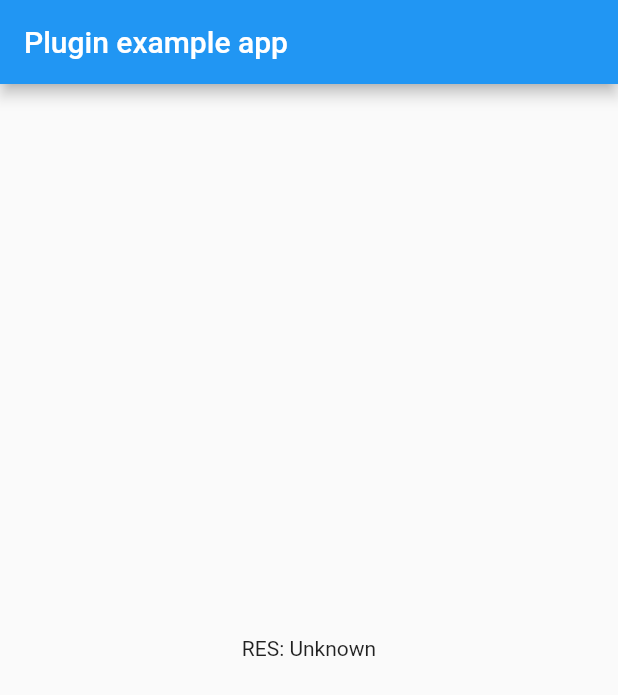
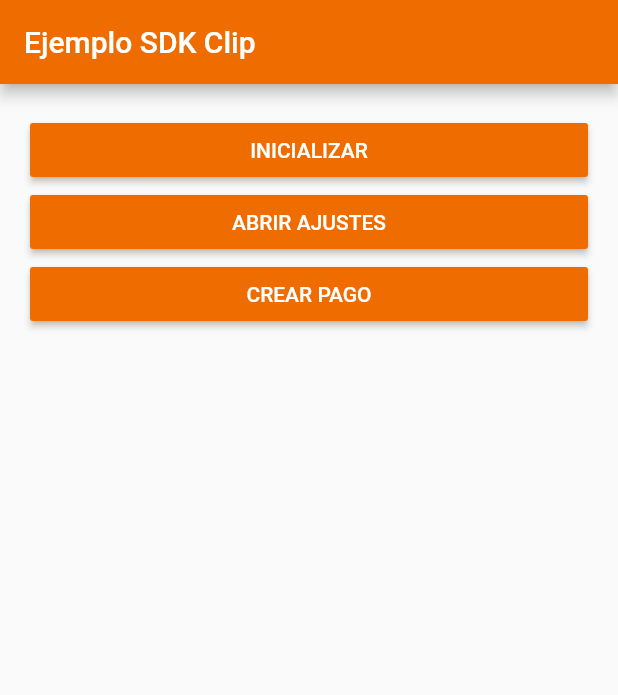
Before and after one commit to teli-solutions/flutter-payclip, a Flutter app: the screen it shows after launch, on a phone screen of 412 x 824 dp. Shown: the top 695 px of the screen. Run offline on Flutter 3.47's test engine with Material 2 defaults, Android fonts, the phone set to English and light mode, and no system bars.

Commit message:
Modify example

```diff
--- a/example/lib/main.dart
+++ b/example/lib/main.dart
@@ -15,51 +15,82 @@ class MyApp extends StatefulWidget {
 }
 
 class _MyAppState extends State<MyApp> {
-  String _platformVersion = 'Unknown';
+  //String _platformVersion = 'Unknown';
 
   @override
   void initState() {
     super.initState();
-    initPlatformState();
+    //initPlatformState();
   }
 
   // Platform messages are asynchronous, so we initialize in an async method.
-  Future<void> initPlatformState() async {
-    String platformVersion = 'Failed to get platform version.';
-    // Platform messages may fail, so we use a try/catch PlatformException.
-    // We also handle the message potentially returning null.
-    bool res = await FlutterPayClip.init();
+  // Future<void> initPlatformState() async {
+  //   //String platformVersion = 'Failed to get platform version.';
+  //   // Platform messages may fail, so we use a try/catch PlatformException.
+  //   // We also handle the message potentially returning null.
+  //   //bool res = await FlutterPayClip.init();
 
-    if(res){
-      platformVersion = await FlutterPayClip.payment(
-        amount: 133.28,
-        enableContactless: true,
-        enableTips: true,
-        roundTips: true,
-        enablePayWithPoints: false,
-        customTransactionId: "123123"
-      );
-    }
+  //   // If the widget was removed from the tree while the asynchronous platform
+  //   // message was in flight, we want to discard the reply rather than calling
+  //   // setState to update our non-existent appearance.
+  //   //if (!mounted) return;
 
-    // If the widget was removed from the tree while the asynchronous platform
-    // message was in flight, we want to discard the reply rather than calling
-    // setState to update our non-existent appearance.
-    if (!mounted) return;
-
-    setState(() {
-      _platformVersion = platformVersion;
-    });
-  }
+  //   //setState(() {
+  //     //_platformVersion = platformVersion;
+  //   //});
+  // }
 
   @override
   Widget build(BuildContext context) {
     return MaterialApp(
       home: Scaffold(
         appBar: AppBar(
-          title: const Text('Plugin example app'),
+          backgroundColor: Colors.orange[800],
+          title: const Text('Ejemplo SDK Clip'),
         ),
         body: Center(
-          child: Text('RES: $_platformVersion\n'),
+          child: Padding(
+            padding: const EdgeInsets.all(20),
+            child: Column(
+              children: [
+                //Text('RES: $_platformVersion\n'),
+                MaterialButton(
+                  minWidth: double.infinity,
+                  color: Colors.orange[800],
+                  textColor: Colors.white,
+                  onPressed: () {
+                    FlutterPayClip.init();
+                  },
+                  child: const Text('INICIALIZAR'),
+                ),
+                MaterialButton(
+                  minWidth: double.infinity,
+                  color: Colors.orange[800],
+                  textColor: Colors.white,
+                  onPressed: () {
+                    FlutterPayClip.settings();
+                  },
+                  child: const Text('ABRIR AJUSTES'),
+                ),
+                MaterialButton(
+                  minWidth: double.infinity,
+                  color: Colors.orange[800],
+                  textColor: Colors.white,
+                  onPressed: () {
+                    FlutterPayClip.payment(
+                      amount: 5.00,
+                      enableContactless: true,
+                      enableTips: true,
+                      roundTips: true,
+                      enablePayWithPoints: false,
+                      customTransactionId: "123123"
+                    );
+                  },
+                  child: const Text('CREAR PAGO'),
+                )
+              ],
+            ),
+          ),
         ),
       ),
     );
--- a/pubspec.yaml
+++ b/pubspec.yaml
@@ -24,5 +24,5 @@ flutter:
       android:
         package: com.flutter.payclip
         pluginClass: FlutterPayclipPlugin
-      ios:
-        pluginClass: FlutterPayclipPlugin
+      # ios:
+      #   pluginClass: FlutterPayclipPlugin
```
